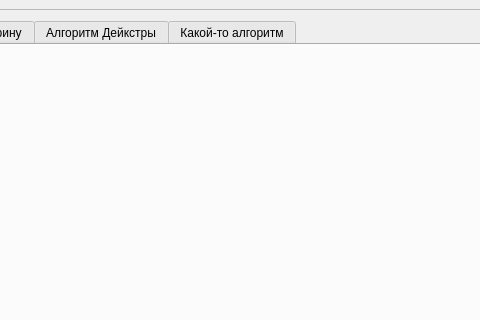
Old version of the form main_window.ui in the repository Lunovoy/graph-algorithms; both pictures show x 237 to 717 and y 0 to 320 of the 962 by 608 pixel window.
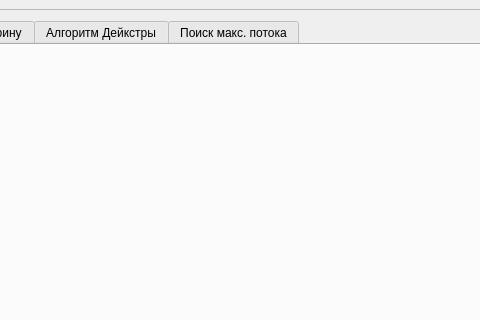
New version of the form.

```diff
--- a/main_window.ui
+++ b/main_window.ui
@@ -48,7 +48,7 @@
          </widget>
          <widget class="QWidget" name="tab_4">
           <attribute name="title">
-           <string>Какой-то алгоритм</string>
+           <string>Поиск макс. потока</string>
           </attribute>
          </widget>
         </widget>
```
